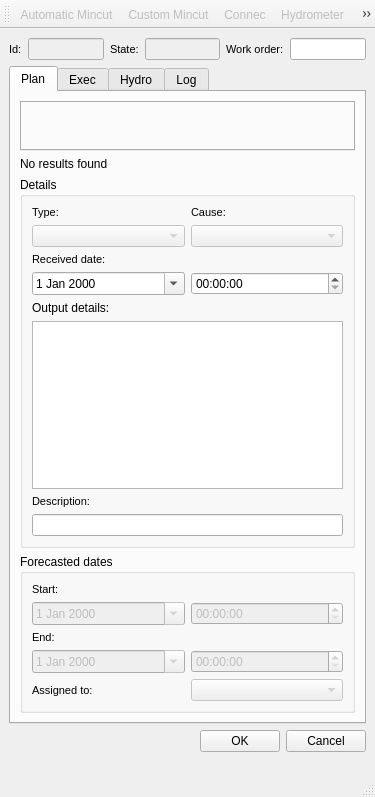
Old version of the form ui/mincut.ui in the repository Giswater/giswater_qgis_plugin.
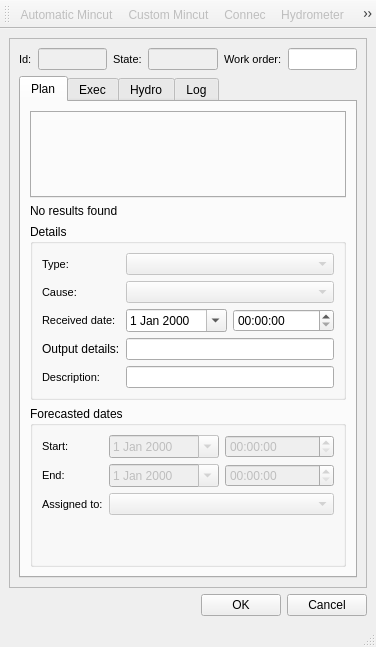
New version of the form. Icons and pictures are not drawn.

Commit message: Enhancement: Refactor mincut form

```diff
--- a/ui/mincut.ui
+++ b/ui/mincut.ui
@@ -6,8 +6,8 @@
    <rect>
     <x>0</x>
     <y>0</y>
-    <width>375</width>
-    <height>797</height>
+    <width>376</width>
+    <height>647</height>
    </rect>
   </property>
   <property name="font">
@@ -21,50 +21,21 @@
   </property>
   <widget class="QWidget" name="centralwidget">
    <layout class="QGridLayout" name="gridLayout_3">
-    <item row="4" column="0">
-     <spacer name="verticalSpacer">
-      <property name="orientation">
-       <enum>Qt::Vertical</enum>
+    <item row="0" column="0">
+     <widget class="QScrollArea" name="scrollArea">
+      <property name="widgetResizable">
+       <bool>true</bool>
       </property>
-      <property name="sizeHint" stdset="0">
-       <size>
-        <width>20</width>
-        <height>40</height>
-       </size>
-      </property>
-     </spacer>
-    </item>
-    <item row="3" column="0">
-     <layout class="QHBoxLayout" name="horizontalLayout_2">
-      <item>
-       <spacer name="horizontalSpacer">
-        <property name="orientation">
-         <enum>Qt::Horizontal</enum>
-        </property>
-        <property name="sizeHint" stdset="0">
-         <size>
-          <width>40</width>
-          <height>20</height>
-         </size>
-        </property>
-       </spacer>
-      </item>
-      <item>
-       <widget class="QPushButton" name="btn_accept">
-        <property name="text">
-         <string>OK</string>
-        </property>
-       </widget>
-      </item>
-      <item>
-       <widget class="QPushButton" name="btn_cancel">
-        <property name="text">
-         <string>Cancel</string>
-        </property>
-       </widget>
-      </item>
-     </layout>
-    </item>
+      <widget class="QWidget" name="scrollAreaWidgetContents">
+       <property name="geometry">
+        <rect>
+         <x>0</x>
+         <y>0</y>
+         <width>356</width>
+         <height>546</height>
+        </rect>
+       </property>
+       <layout class="QGridLayout" name="gridLayout_5">
     <item row="0" column="0">
      <layout class="QHBoxLayout" name="horizontalLayout">
       <property name="sizeConstraint">
@@ -237,42 +208,9 @@
            <string>Details</string>
           </property>
           <layout class="QGridLayout" name="gridLayout_10">
-           <item row="2" column="0">
+               <item row="1" column="0">
             <layout class="QGridLayout" name="gridLayout_9">
              <item row="4" column="0">
-              <widget class="QDateEdit" name="cbx_recieved_day">
-               <property name="enabled">
-                <bool>true</bool>
-               </property>
-               <property name="calendarPopup">
-                <bool>true</bool>
-               </property>
-              </widget>
-             </item>
-             <item row="6" column="0" colspan="2">
-              <widget class="QTextEdit" name="output_details">
-               <property name="enabled">
-                <bool>true</bool>
-               </property>
-               <property name="sizePolicy">
-                <sizepolicy hsizetype="Preferred" vsizetype="Preferred">
-                 <horstretch>0</horstretch>
-                 <verstretch>0</verstretch>
-                </sizepolicy>
-               </property>
-               <property name="readOnly">
-                <bool>true</bool>
-               </property>
-              </widget>
-             </item>
-             <item row="4" column="1">
-              <widget class="QTimeEdit" name="cbx_recieved_time">
-               <property name="enabled">
-                <bool>true</bool>
-               </property>
-              </widget>
-             </item>
-             <item row="3" column="0">
               <widget class="QLabel" name="lbl_received_date">
                <property name="font">
                 <font>
@@ -302,7 +240,7 @@
                </property>
               </widget>
              </item>
-             <item row="5" column="0">
+                 <item row="6" column="0">
               <widget class="QLabel" name="lbl_output_details">
                <property name="text">
                 <string>Output details:</string>
@@ -336,14 +274,30 @@
                </property>
               </widget>
              </item>
-             <item row="9" column="0" colspan="2">
+                 <item row="4" column="1">
+                  <widget class="QDateEdit" name="cbx_recieved_day">
+                   <property name="enabled">
+                    <bool>true</bool>
+                   </property>
+                   <property name="calendarPopup">
+                    <bool>true</bool>
+                   </property>
+                  </widget>
+                 </item>
+                 <item row="4" column="2">
+                  <widget class="QTimeEdit" name="cbx_recieved_time">
+                   <property name="enabled">
+                    <bool>true</bool>
+                   </property>
+                  </widget>
+                 </item>
+                 <item row="6" column="1" colspan="2">
+                  <widget class="QLineEdit" name="output_details"/>
+                 </item>
+                 <item row="8" column="1" colspan="2">
               <widget class="QLineEdit" name="pred_description"/>
              </item>
-            </layout>
-           </item>
-           <item row="0" column="0">
-            <layout class="QGridLayout" name="gridLayout_5">
-             <item row="0" column="2">
+                 <item row="3" column="0">
               <widget class="QLabel" name="lbl_cause">
                <property name="sizePolicy">
                 <sizepolicy hsizetype="Preferred" vsizetype="Preferred">
@@ -379,10 +333,17 @@
                </property>
               </widget>
              </item>
+                 <item row="3" column="1" colspan="2">
+                  <widget class="QComboBox" name="cause">
+                   <property name="enabled">
+                    <bool>false</bool>
+                   </property>
+                  </widget>
+                 </item>
              <item row="0" column="0">
               <widget class="QLabel" name="lbl_type">
                <property name="sizePolicy">
-                <sizepolicy hsizetype="Preferred" vsizetype="Preferred">
+                    <sizepolicy hsizetype="Maximum" vsizetype="Preferred">
                  <horstretch>0</horstretch>
                  <verstretch>0</verstretch>
                 </sizepolicy>
@@ -415,7 +376,7 @@
                </property>
               </widget>
              </item>
-             <item row="1" column="0">
+                 <item row="0" column="1" colspan="2">
               <widget class="QComboBox" name="type">
                <property name="enabled">
                 <bool>false</bool>
@@ -428,13 +389,6 @@
                </property>
               </widget>
              </item>
-             <item row="1" column="2">
-              <widget class="QComboBox" name="cause">
-               <property name="enabled">
-                <bool>false</bool>
-               </property>
-              </widget>
-             </item>
             </layout>
            </item>
           </layout>
@@ -450,6 +404,12 @@
             <layout class="QGridLayout" name="gridLayout_11">
              <item row="0" column="0">
               <widget class="QLabel" name="lbl_start">
+                   <property name="sizePolicy">
+                    <sizepolicy hsizetype="Maximum" vsizetype="Preferred">
+                     <horstretch>0</horstretch>
+                     <verstretch>0</verstretch>
+                    </sizepolicy>
+                   </property>
                <property name="font">
                 <font>
                  <pointsize>8</pointsize>
@@ -532,7 +492,7 @@
                </property>
               </widget>
              </item>
-             <item row="1" column="0">
+                 <item row="0" column="1">
               <widget class="QDateEdit" name="cbx_date_start_predict">
                <property name="enabled">
                 <bool>false</bool>
@@ -542,14 +502,14 @@
                </property>
               </widget>
              </item>
-             <item row="1" column="1">
+                 <item row="0" column="2">
               <widget class="QTimeEdit" name="cbx_hours_start_predict">
                <property name="enabled">
                 <bool>false</bool>
                </property>
               </widget>
              </item>
-             <item row="3" column="0">
+                 <item row="2" column="1">
               <widget class="QDateEdit" name="cbx_date_end_predict">
                <property name="enabled">
                 <bool>false</bool>
@@ -559,14 +519,14 @@
                </property>
               </widget>
              </item>
-             <item row="3" column="1">
+                 <item row="2" column="2">
               <widget class="QTimeEdit" name="cbx_hours_end_predict">
                <property name="enabled">
                 <bool>false</bool>
                </property>
               </widget>
              </item>
-             <item row="4" column="1">
+                 <item row="4" column="1" colspan="2">
               <widget class="QComboBox" name="assigned_to">
                <property name="enabled">
                 <bool>false</bool>
@@ -575,6 +535,19 @@
              </item>
             </layout>
            </item>
+               <item row="1" column="0">
+                <spacer name="verticalSpacer">
+                 <property name="orientation">
+                  <enum>Qt::Vertical</enum>
+                 </property>
+                 <property name="sizeHint" stdset="0">
+                  <size>
+                   <width>20</width>
+                   <height>40</height>
+                  </size>
+                 </property>
+                </spacer>
+               </item>
           </layout>
          </widget>
         </item>
@@ -868,6 +841,44 @@
        </layout>
       </widget>
      </widget>
+        </item>
+       </layout>
+       <zorder></zorder>
+       <zorder></zorder>
+       <zorder>mainTab</zorder>
+      </widget>
+     </widget>
+    </item>
+    <item row="3" column="0">
+     <layout class="QHBoxLayout" name="horizontalLayout_2">
+      <item>
+       <spacer name="horizontalSpacer">
+        <property name="orientation">
+         <enum>Qt::Horizontal</enum>
+        </property>
+        <property name="sizeHint" stdset="0">
+         <size>
+          <width>40</width>
+          <height>20</height>
+         </size>
+        </property>
+       </spacer>
+      </item>
+      <item>
+       <widget class="QPushButton" name="btn_accept">
+        <property name="text">
+         <string>OK</string>
+        </property>
+       </widget>
+      </item>
+      <item>
+       <widget class="QPushButton" name="btn_cancel">
+        <property name="text">
+         <string>Cancel</string>
+        </property>
+       </widget>
+      </item>
+     </layout>
     </item>
    </layout>
   </widget>
```
Lines whose indentation alone changed are shown as unchanged.
